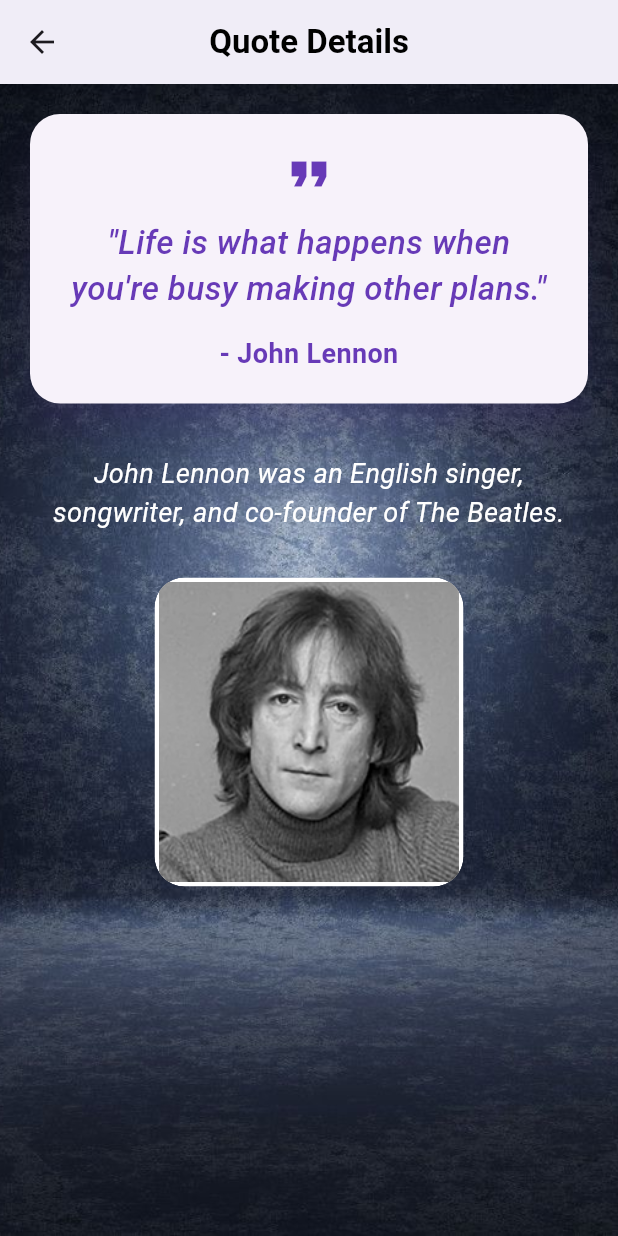
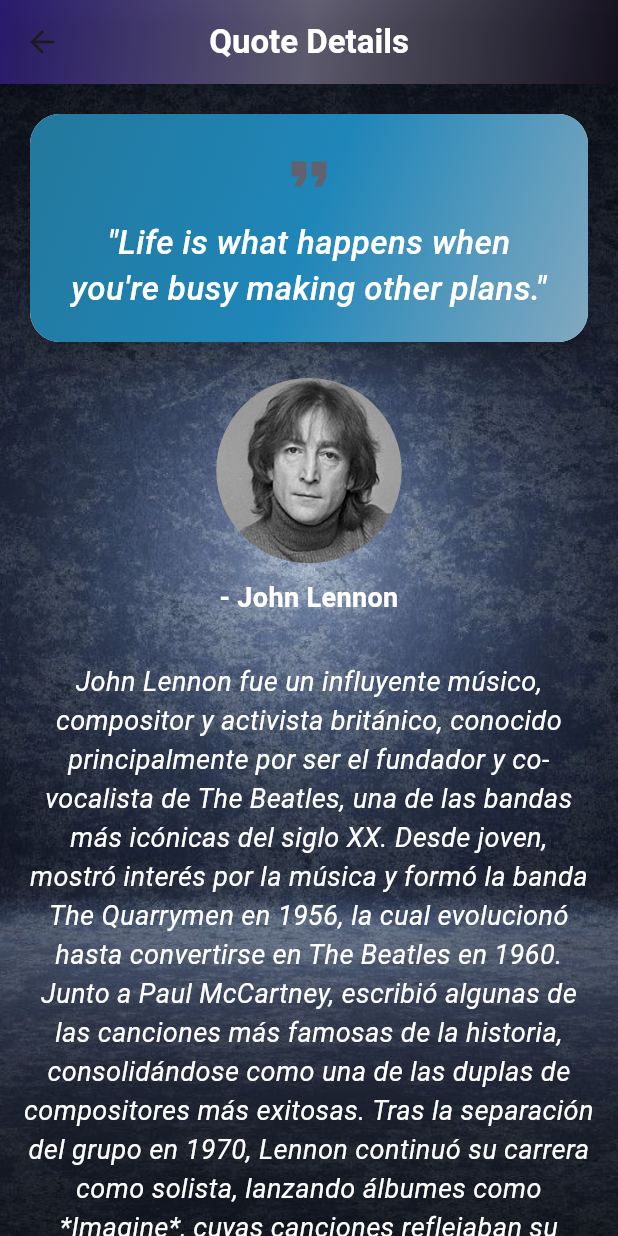
Before and after one commit to GayangaBandara/random_quote_generator, a Flutter app: the screen it shows after launch, after a tap on an icon or button, on a phone screen of 412 x 824 dp. Run offline on Flutter 3.47's test engine with Material 3 defaults, Android fonts, the phone set to English and light mode, and no system bars.

Commit message:
Update colour palet

```diff
--- a/lib/screens/details_screen.dart
+++ b/lib/screens/details_screen.dart
@@ -1,5 +1,6 @@
 import 'package:flutter/material.dart';
 import '../models/quote.dart';
+import '../widgets/constants.dart';
 
 class DetailsScreen extends StatelessWidget {
   final Quote quote;
@@ -8,46 +9,75 @@ class DetailsScreen extends StatelessWidget {
 
   @override
   Widget build(BuildContext context) {
+    final screenWidth = MediaQuery.of(context).size.width;
+    final screenHeight = MediaQuery.of(context).size.height;
+
     return Scaffold(
-      appBar: AppBar(
+      appBar: PreferredSize(
+        preferredSize: const Size.fromHeight(56.0),
+        child: Container(
+          decoration: BoxDecoration(
+            gradient: LinearGradient(
+              colors: AppColors.gradientPrimary,
+              begin: Alignment.topLeft,
+              end: Alignment.bottomRight,
+            ),
+          ),
+          child: AppBar(
             title: const Text(
               "Quote Details",
               style: TextStyle(
-            color: Color.fromARGB(255, 0, 0, 0),
+                color: AppColors.textPrimary,
                 fontWeight: FontWeight.bold,
                 fontSize: 22,
               ),
             ),
-        backgroundColor: const Color.fromARGB(255, 254, 253, 255),
-        centerTitle: true,
+            backgroundColor: Colors.transparent,
             elevation: 4,
             shadowColor: Colors.black26,
+            centerTitle: true,
+          ),
+        ),
       ),
       body: Stack(
         children: [
           Positioned.fill(
             child: Image.asset(
-              'assets/images/background.jpg', // Local image
+              'assets/images/background.jpg',
+              width: screenWidth,
+              height: screenHeight,
               fit: BoxFit.cover,
             ),
           ),
-          Padding(
+          SafeArea(
+            child: Column(
+              children: [
+                Expanded(
+                  child: SingleChildScrollView(
+                    child: Padding(
                       padding: const EdgeInsets.all(16.0),
                       child: Column(
                         crossAxisAlignment: CrossAxisAlignment.center,
                         children: <Widget>[
-                // Quote Card
                           Card(
                             elevation: 10,
                             shape: RoundedRectangleBorder(
                               borderRadius: BorderRadius.circular(20),
                             ),
-                  shadowColor: Colors.deepPurple.withOpacity(0.3),
+                            child: Container(
+                              decoration: BoxDecoration(
+                                gradient: LinearGradient(
+                                  colors: AppColors.gradientSecondary,
+                                  begin: Alignment.topLeft,
+                                  end: Alignment.bottomRight,
+                                ),
+                                borderRadius: BorderRadius.circular(20),
+                              ),
                               child: Padding(
                                 padding: const EdgeInsets.all(20.0),
                                 child: Column(
                                   children: [
-                        const Icon(Icons.format_quote, size: 40, color: Colors.deepPurple),
+                                    const Icon(Icons.format_quote, size: 40, color: AppColors.primary),
                                     const SizedBox(height: 10),
                                     Text(
                                       '"${quote.text}"',
@@ -55,52 +85,51 @@ class DetailsScreen extends StatelessWidget {
                                         fontSize: 22,
                                         fontStyle: FontStyle.italic,
                                         fontWeight: FontWeight.w500,
-                            color: Colors.deepPurple,
+                                        color: AppColors.textPrimary,
                                       ),
                                       textAlign: TextAlign.center,
-                        ),
-                        const SizedBox(height: 15),
-                        Align(
-                          alignment: Alignment.bottomCenter,
-                          child: Text(
-                            '- ${quote.author}',
-                            style: const TextStyle(
-                              fontSize: 18,
-                              fontWeight: FontWeight.bold,
-                              color: Colors.deepPurple,
-                            ),
-                            textAlign: TextAlign.center,
-                          ),
                                     ),
                                   ],
                                 ),
                               ),
                             ),
+                          ),
+                          const SizedBox(height: 20),
+                          Column(
+                            children: [
+                              ClipOval(
+                                child: Image.asset(
+                                  'assets/images/${quote.image}',
+                                  height: screenHeight * 0.15,
+                                  width: screenHeight * 0.15,
+                                  fit: BoxFit.cover,
+                                ),
+                              ),
+                              const SizedBox(height: 10),
+                              Text(
+                                '- ${quote.author}',
+                                style: const TextStyle(
+                                  fontSize: 18,
+                                  fontWeight: FontWeight.bold,
+                                  color: AppColors.textPrimary,
+                                ),
+                                textAlign: TextAlign.center,
+                              ),
+                            ],
+                          ),
                           const SizedBox(height: 30),
-                // Author Details
                           Text(
                             quote.details,
                             style: const TextStyle(
                               fontSize: 18,
-                    color: Colors.white,
+                              color: AppColors.textSecondary,
                               fontStyle: FontStyle.italic,
                             ),
                             textAlign: TextAlign.center,
                           ),
                           const SizedBox(height: 30),
-                // Author Image with Border Effect
-                ClipRRect(
-                  borderRadius: BorderRadius.circular(20),
-                  child: Container(
-                    decoration: BoxDecoration(
-                      border: Border.all(color: Colors.white, width: 3),
-                      borderRadius: BorderRadius.circular(20),
+                        ],
                       ),
-                    child: Image.asset(
-                      'assets/images/${quote.image}',
-                      height: 200,
-                      width: 200,
-                      fit: BoxFit.cover,
                     ),
                   ),
                 ),
--- a/lib/screens/home_screen.dart
+++ b/lib/screens/home_screen.dart
@@ -3,6 +3,7 @@ import '../models/quote.dart';
 import '../utils/quote_service.dart';
 import 'details_screen.dart';
 import '../widgets/quote_card.dart';
+import '../widgets/constants.dart';
 
 class HomeScreen extends StatefulWidget {
   const HomeScreen({super.key});
@@ -57,15 +58,6 @@ class _HomeScreenState extends State<HomeScreen> with SingleTickerProviderStateM
   @override
   Widget build(BuildContext context) {
     return Scaffold(
-      appBar: AppBar(
-        title: const Text(
-          "Inspirational Quotes",
-          style: TextStyle(fontSize: 22, fontWeight: FontWeight.w600, color: Color.fromARGB(255, 0, 0, 0)),
-        ),
-        backgroundColor: Colors.transparent,
-        elevation: 0,
-        centerTitle: true,
-      ),
       body: Container(
         decoration: const BoxDecoration(
           image: DecorationImage(
@@ -73,6 +65,30 @@ class _HomeScreenState extends State<HomeScreen> with SingleTickerProviderStateM
             fit: BoxFit.cover,
           ),
         ),
+        child: Column(
+          children: [
+            Container(
+              padding: const EdgeInsets.symmetric(vertical: 20),
+              width: double.infinity,
+              decoration: BoxDecoration(
+                gradient: LinearGradient(
+                  colors: AppColors.gradientPrimary,
+                  begin: Alignment.topLeft,
+                  end: Alignment.bottomRight,
+                ),
+              ),
+              child: const Center(
+                child: Text(
+                  "Inspirational Quotes",
+                  style: TextStyle(
+                    fontSize: 22,
+                    fontWeight: FontWeight.bold,
+                    color: AppColors.textPrimary,
+                  ),
+                ),
+              ),
+            ),
+            Expanded(
               child: Center(
                 child: Padding(
                   padding: const EdgeInsets.all(20.0),
@@ -81,17 +97,21 @@ class _HomeScreenState extends State<HomeScreen> with SingleTickerProviderStateM
                     children: <Widget>[
                       const Text(
                         "Select Category",
-                  style: TextStyle(fontSize: 18, fontWeight: FontWeight.w500, color: Colors.white),
+                        style: TextStyle(
+                          fontSize: 18,
+                          fontWeight: FontWeight.w500,
+                          color: AppColors.textPrimary,
+                        ),
                       ),
                       const SizedBox(height: 10),
                       Container(
                         padding: const EdgeInsets.symmetric(horizontal: 16),
                         decoration: BoxDecoration(
-                    color: Colors.white.withOpacity(0.8), // Semi-transparent white background
+                          color: Colors.white.withOpacity(0.8),
                           borderRadius: BorderRadius.circular(12),
                           boxShadow: [
                             BoxShadow(
-                        color: Colors.grey.withOpacity(0.2),
+                              color: Colors.black.withOpacity(0.2),
                               blurRadius: 8,
                               offset: const Offset(0, 4),
                             ),
@@ -101,7 +121,7 @@ class _HomeScreenState extends State<HomeScreen> with SingleTickerProviderStateM
                           value: _selectedCategory,
                           onChanged: _onCategoryChanged,
                           underline: Container(),
-                    icon: const Icon(Icons.arrow_drop_down, color: Colors.teal),
+                          icon: const Icon(Icons.arrow_drop_down, color: AppColors.secondary),
                           style: const TextStyle(color: Colors.black87, fontSize: 18),
                           items: _categories.map((String category) {
                             return DropdownMenuItem<String>(
@@ -112,7 +132,6 @@ class _HomeScreenState extends State<HomeScreen> with SingleTickerProviderStateM
                         ),
                       ),
                       const SizedBox(height: 30),
-                // Quote Card with Fade-in Animation
                       FadeTransition(
                         opacity: _fadeAnimation,
                         child: QuoteCard(
@@ -128,12 +147,11 @@ class _HomeScreenState extends State<HomeScreen> with SingleTickerProviderStateM
                         ),
                       ),
                       const SizedBox(height: 40),
-                // "Get New Quote" Button
                       ElevatedButton(
                         onPressed: _fetchNewQuote,
                         style: ElevatedButton.styleFrom(
-                    foregroundColor: Colors.white,
-                    backgroundColor: Colors.teal,
+                          foregroundColor: AppColors.textPrimary,
+                          backgroundColor: AppColors.secondary,
                           padding: const EdgeInsets.symmetric(horizontal: 30, vertical: 14),
                           shape: RoundedRectangleBorder(borderRadius: BorderRadius.circular(12)),
                           textStyle: const TextStyle(fontSize: 20, fontWeight: FontWeight.w600),
@@ -146,6 +164,9 @@ class _HomeScreenState extends State<HomeScreen> with SingleTickerProviderStateM
                 ),
               ),
             ),
+          ],
+        ),
+      ),
     );
   }
 }
--- a/lib/utils/quote_service.dart
+++ b/lib/utils/quote_service.dart
@@ -7,7 +7,7 @@ class QuoteService {
         text: "Life is what happens when you're busy making other plans.",
         author: "John Lennon",
         details:
-            "John Lennon was an English singer, songwriter, and co-founder of The Beatles.",
+            "John Lennon fue un influyente músico, compositor y activista británico, conocido principalmente por ser el fundador y co-vocalista de The Beatles, una de las bandas más icónicas del siglo XX. Desde joven, mostró interés por la música y formó la banda The Quarrymen en 1956, la cual evolucionó hasta convertirse en The Beatles en 1960. Junto a Paul McCartney, escribió algunas de las canciones más famosas de la historia, consolidándose como una de las duplas de compositores más exitosas. Tras la separación del grupo en 1970, Lennon continuó su carrera como solista, lanzando álbumes como *Imagine*, cuyas canciones reflejaban su visión pacifista y su deseo de un mundo sin violencia. \n \n ""En su vida personal, Lennon tuvo una estrecha relación con la artista Yoko Ono, con quien se casó en 1969 y adoptó el nombre de John Ono Lennon. Durante la década de 1970, se alejó temporalmente de la música para dedicarse a su familia, regresando en 1980 con el álbum *Double Fantasy*. Sin embargo, su vida se vio trágicamente interrumpida cuando fue asesinado el 8 de diciembre de ese mismo año por Mark David Chapman, un fan obsesionado con él. Su legado sigue vivo a través de su música y su mensaje de paz, influyendo en generaciones de artistas y seguidores en todo el mundo.",
         image: "author_image1.jpg",
         category: "Life"),
     Quote(
--- /dev/null
+++ b/lib/widgets/constants.dart
@@ -0,0 +1,23 @@
+import 'package:flutter/material.dart';
+
+class AppColors {
+  static const Color primary = Color.fromARGB(255, 98, 98, 110);
+  static const Color primaryLight = Color.fromARGB(255, 12, 10, 17);
+  static const Color primaryDark = Color.fromARGB(255, 35, 21, 105);
+
+  static const Color secondary = Color.fromARGB(255, 31, 134, 185);
+  static const Color secondaryLight = Color.fromARGB(255, 130, 169, 192);
+  static const Color secondaryDark = Color.fromARGB(255, 35, 120, 156);
+
+  static const Color background = Color(0xFF121212);
+  static const Color surface = Color(0xFF1E1E1E);
+
+  static const Color textPrimary = Colors.white;
+  static const Color textSecondary = Color.fromARGB(255, 255, 255, 255);
+
+  static const List<Color> gradientPrimary = [primaryDark, primary, primaryLight];
+  static const List<Color> gradientSecondary = [secondaryDark, secondary, secondaryLight];
+
+  static const Color buttonBackground = primary;
+  static const Color buttonText = Colors.white;
+}
--- a/lib/widgets/quote_card.dart
+++ b/lib/widgets/quote_card.dart
@@ -21,7 +21,7 @@ class QuoteCard extends StatelessWidget {
           decoration: BoxDecoration(
             borderRadius: BorderRadius.circular(20),
             gradient: const LinearGradient(
-              colors: [Color.fromARGB(255, 160, 144, 189), Color(0xFFB39DDB)], // Soft purple shades
+              colors: [Color.fromARGB(108, 15, 15, 15), Color.fromARGB(255, 85, 124, 136)],
               begin: Alignment.topLeft,
               end: Alignment.bottomRight,
             ),
@@ -52,7 +52,7 @@ class QuoteCard extends StatelessWidget {
                   fontWeight: FontWeight.bold,
                   color: Colors.white,
                 ),
-                textAlign: TextAlign.center, // Centering the author name
+                textAlign: TextAlign.center,
               ),
             ],
           ),
```
Lines whose indentation alone changed are shown as unchanged.
